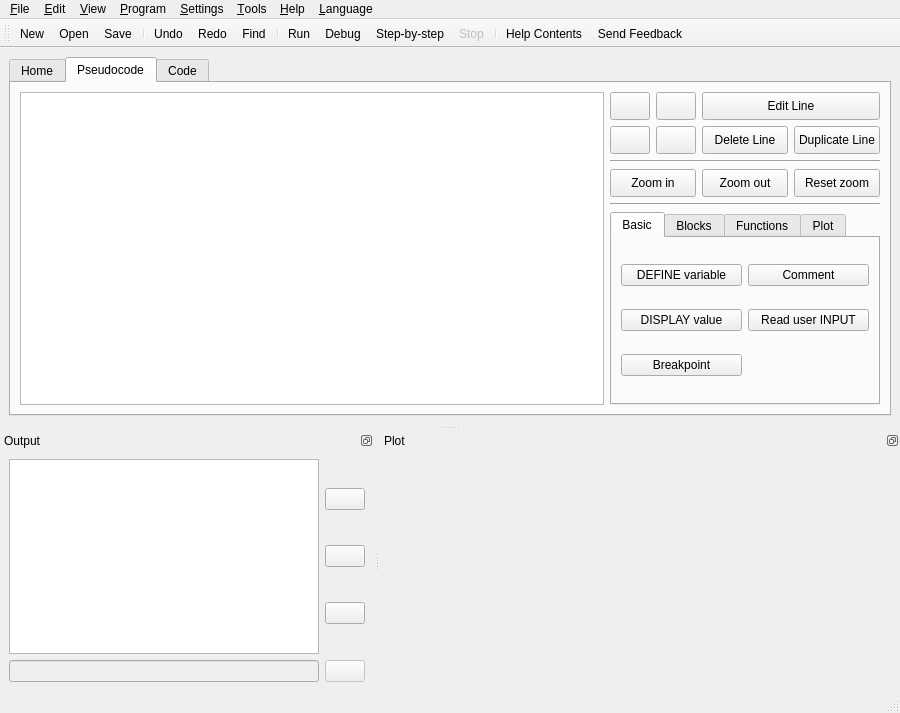
Old version of the form src/forms/ui_mainwindow.ui in the repository TuringApp/Turing.
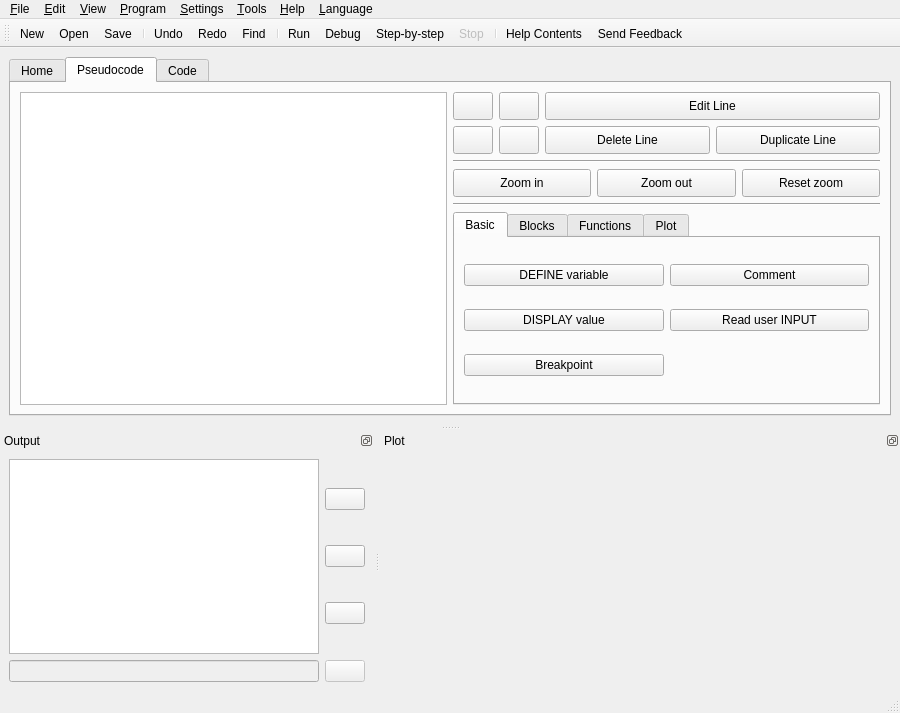
New version of the form. Icons and pictures are not drawn.

```diff
--- a/src/forms/ui_mainwindow.ui
+++ b/src/forms/ui_mainwindow.ui
@@ -55,7 +55,7 @@
        <attribute name="title">
         <string>Pseudocode</string>
        </attribute>
-       <layout class="QHBoxLayout" name="horizontalLayout" stretch="1,0">
+       <layout class="QHBoxLayout" name="horizontalLayout">
         <item>
          <widget class="QTreeWidget" name="treeWidget">
           <property name="alternatingRowColors">
@@ -75,7 +75,20 @@
          </widget>
         </item>
         <item>
+         <widget class="QWidget" name="widget" native="true">
          <layout class="QVBoxLayout" name="verticalLayout_5">
+           <property name="leftMargin">
+            <number>0</number>
+           </property>
+           <property name="topMargin">
+            <number>0</number>
+           </property>
+           <property name="rightMargin">
+            <number>0</number>
+           </property>
+           <property name="bottomMargin">
+            <number>0</number>
+           </property>
           <item>
            <layout class="QGridLayout" name="gridLayout_2">
             <item row="0" column="0">
@@ -478,6 +491,7 @@
            </widget>
           </item>
          </layout>
+         </widget>
         </item>
        </layout>
       </widget>
```
Left out of the diff: 14 changed lines with no effect on the pictures. Lines whose indentation alone changed are shown as unchanged.
